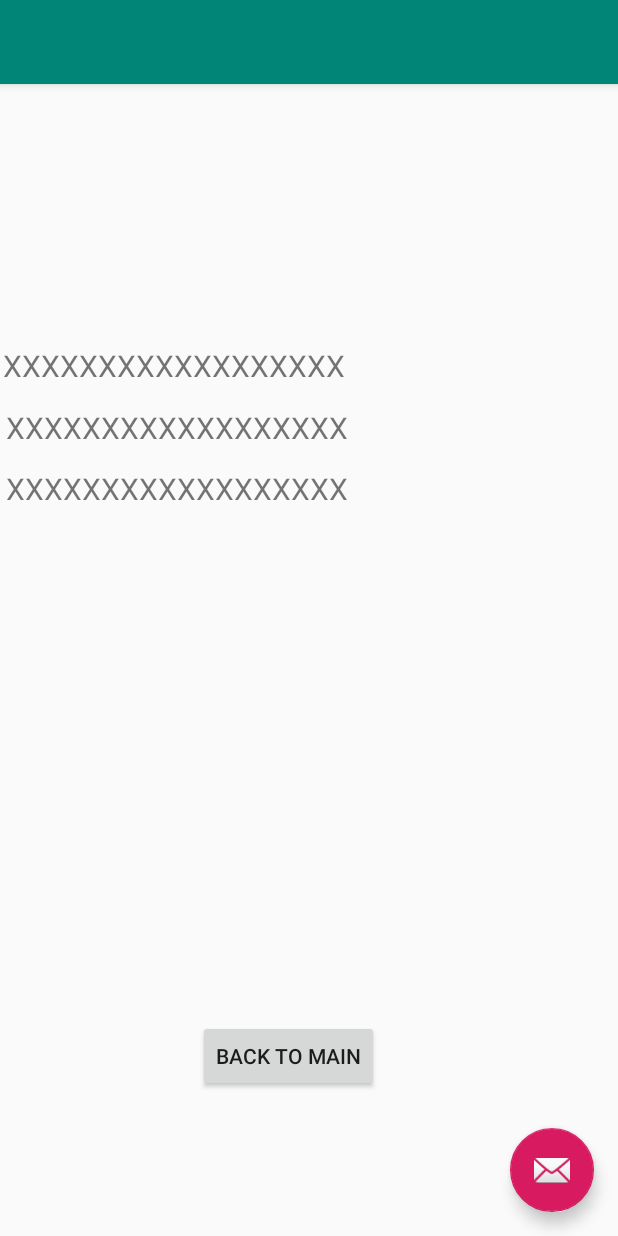
After one commit to d310n/IntroAndroidApp, an Android app: the layout activity_information_results.xml on its own in the app's theme, with its tools: preview values and no code run, on a phone screen of 412 x 824 dp. The commit adds this screen. Run offline under Robolectric (Android 15) with nearby library versions, the phone set to English and light mode, and no system bars.

```diff
--- /dev/null
+++ b/app/src/main/res/layout/activity_information_results.xml
@@ -0,0 +1,33 @@
+<?xml version="1.0" encoding="utf-8"?>
+<androidx.coordinatorlayout.widget.CoordinatorLayout xmlns:android="http://schemas.android.com/apk/res/android"
+    xmlns:app="http://schemas.android.com/apk/res-auto"
+    xmlns:tools="http://schemas.android.com/tools"
+    android:layout_width="match_parent"
+    android:layout_height="match_parent"
+    tools:context=".InformationResultsActivity">
+
+    <com.google.android.material.appbar.AppBarLayout
+        android:layout_width="match_parent"
+        android:layout_height="wrap_content"
+        android:theme="@style/AppTheme.AppBarOverlay">
+
+        <androidx.appcompat.widget.Toolbar
+            android:id="@+id/toolbar"
+            android:layout_width="match_parent"
+            android:layout_height="?attr/actionBarSize"
+            android:background="?attr/colorPrimary"
+            app:popupTheme="@style/AppTheme.PopupOverlay" />
+
+    </com.google.android.material.appbar.AppBarLayout>
+
+    <include layout="@layout/content_information_results" />
+
+    <com.google.android.material.floatingactionbutton.FloatingActionButton
+        android:id="@+id/fab"
+        android:layout_width="wrap_content"
+        android:layout_height="wrap_content"
+        android:layout_gravity="bottom|end"
+        android:layout_margin="@dimen/fab_margin"
+        app:srcCompat="@android:drawable/ic_dialog_email" />
+
+</androidx.coordinatorlayout.widget.CoordinatorLayout>
--- /dev/null
+++ b/app/src/main/res/layout/content_information_results.xml
@@ -0,0 +1,59 @@
+<?xml version="1.0" encoding="utf-8"?>
+<RelativeLayout xmlns:android="http://schemas.android.com/apk/res/android"
+    xmlns:app="http://schemas.android.com/apk/res-auto"
+    xmlns:tools="http://schemas.android.com/tools"
+    android:layout_width="match_parent"
+    android:layout_height="match_parent"
+    app:layout_behavior="@string/appbar_scrolling_view_behavior"
+    tools:context=".InformationResultsActivity"
+    tools:showIn="@layout/activity_information_results">
+
+    <TextView
+        android:id="@+id/txtFavoriteSeasonResults"
+        android:layout_width="wrap_content"
+        android:layout_height="wrap_content"
+        android:layout_alignParentStart="true"
+        android:layout_alignParentTop="true"
+        android:layout_marginStart="2dp"
+        android:layout_marginTop="174dp"
+        android:text="XXXXXXXXXXXXXXXXXX"
+        android:textSize="20sp"
+        tools:layout_editor_absoluteX="7dp"
+        tools:layout_editor_absoluteY="199dp" />
+
+    <TextView
+        android:id="@+id/txtFavoriteTempResults"
+        android:layout_width="wrap_content"
+        android:layout_height="wrap_content"
+        android:layout_alignParentStart="true"
+        android:layout_alignParentTop="true"
+        android:layout_marginStart="4dp"
+        android:layout_marginTop="215dp"
+        android:text="XXXXXXXXXXXXXXXXXX"
+        android:textSize="20sp"
+        tools:layout_editor_absoluteX="7dp"
+        tools:layout_editor_absoluteY="199dp" />
+
+    <TextView
+        android:id="@+id/txtAllergiesResults"
+        android:layout_width="wrap_content"
+        android:layout_height="wrap_content"
+        android:layout_alignParentStart="true"
+        android:layout_alignParentTop="true"
+        android:layout_marginStart="4dp"
+        android:layout_marginTop="256dp"
+        android:text="XXXXXXXXXXXXXXXXXX"
+        android:textSize="20sp"
+        tools:layout_editor_absoluteX="7dp"
+        tools:layout_editor_absoluteY="199dp" />
+
+    <Button
+        android:id="@+id/btnMain"
+        android:layout_width="wrap_content"
+        android:layout_height="wrap_content"
+        android:layout_alignParentStart="true"
+        android:layout_alignParentBottom="true"
+        android:layout_marginStart="132dp"
+        android:layout_marginBottom="96dp"
+        android:text="@string/backToMain" />
+</RelativeLayout>
--- a/app/src/main/res/layout/content_main_menu.xml
+++ b/app/src/main/res/layout/content_main_menu.xml
@@ -44,6 +44,7 @@
         android:layout_gravity="center|fill"
         android:layout_marginStart="30dp"
         android:layout_marginLeft="30dp"
+        android:layout_marginBottom="-7dp"
         android:text="@string/goWeather" />
 
     <Button
--- a/app/src/main/res/values/strings.xml
+++ b/app/src/main/res/values/strings.xml
@@ -26,11 +26,16 @@
     <string name="favoriteSeason">What is your favorite season?</string>
     <string name="favoriteTemp">What is your favorite temperature?</string>
     <string name="allergies">Do you have allergies?</string>
+    <string name="save">Save</string>
+    <string name="backToMain">Back To Main</string>
     <string-array name="seasons">
         <item>Spring</item>
         <item>Summer</item>
         <item>Fall</item>
         <item>Winter</item>
     </string-array>
+    <string name="title_activity_information_results">InformationResultsActivity</string>
+    <string name="title_activity_song">SongActivity</string>
+    <string name="title_activity_take_picture">TakePictureActivity</string>
 
 </resources>
```
Also changed, not shown: app/src/main/AndroidManifest.xml (+13 -1 lines), app/src/main/java/com/example/introandroidapp/InformationResultsActivity.java (added, +72 -0 lines), app/src/main/java/com/example/introandroidapp/MainMenuActivity.java (+26 -0 lines), app/src/main/java/com/example/introandroidapp/SongActivity.java (added, +32 -0 lines), app/src/main/java/com/example/introandroidapp/TakePictureActivity.java (added, +32 -0 lines), app/src/main/res/layout/activity_song.xml (added, +33 -0 lines), app/src/main/res/layout/activity_take_picture.xml (added, +33 -0 lines), app/src/main/res/layout/content_information_page.xml (+18 -6 lines), app/src/main/res/layout/content_song.xml (added, +25 -0 lines), app/src/main/res/layout/content_take_picture.xml (added, +11 -0 lines).
